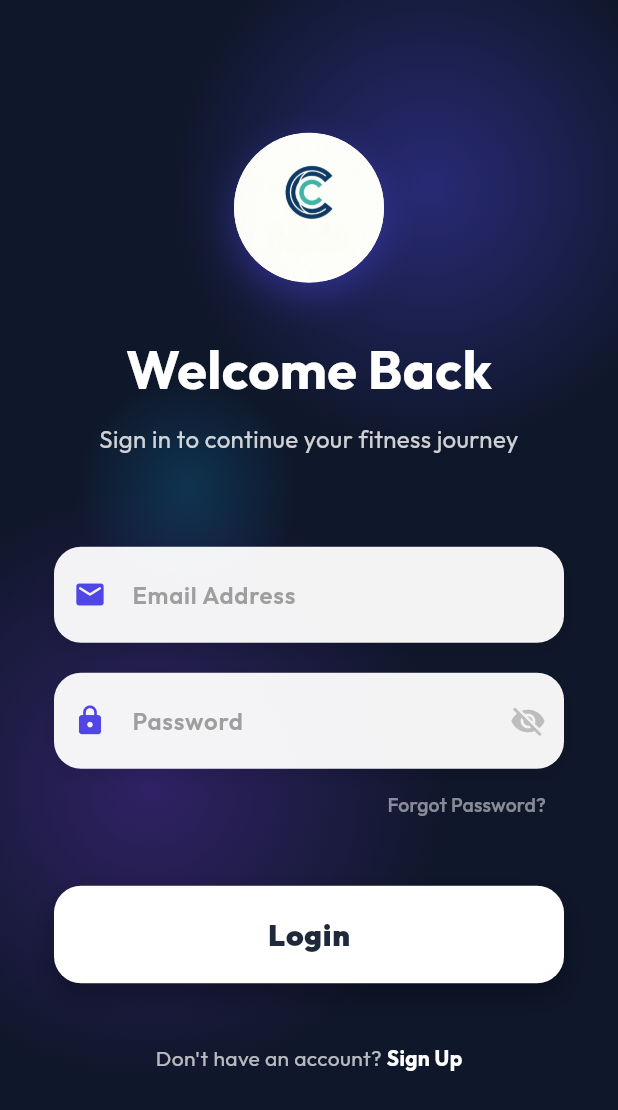
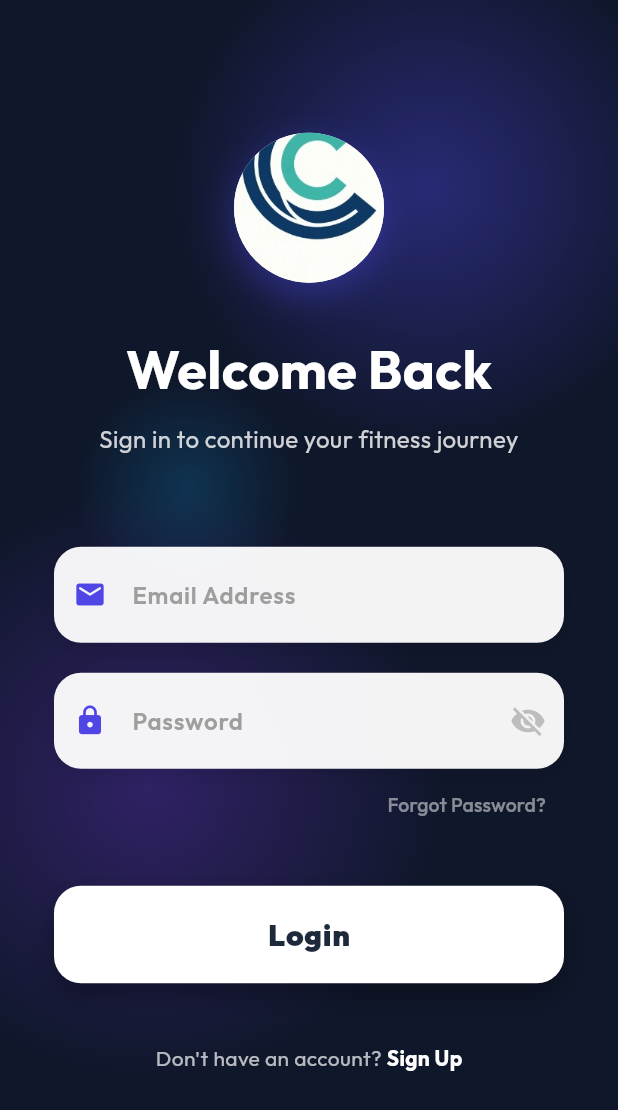
Before and after one commit to ELFarri/crown-health-mobile, a Flutter app: the screen it shows after launch, on a phone screen of 412 x 824 dp. Shown: the top 1110 px of the screen. Run offline on Flutter 3.47's test engine with Material 3 defaults, Android fonts, the phone set to English and light mode, and no system bars; our stand-ins replace fl_chart, flutter_local_notifications, google_fonts, google_generative_ai, image_picker, shared_preferences and 1 more; missing offline and left inert: mobile_scanner.

Commit message:
fix: increase logo zoom scale to 2.8

```diff
--- a/lib/screens/auth/login_screen.dart
+++ b/lib/screens/auth/login_screen.dart
@@ -175,12 +175,12 @@ class _LoginScreenState extends State<LoginScreen> {
         ),
         child: ClipOval(
           child: Transform.scale(
-            scale: 1.8,
+            scale: 2.8,
             child: Image.asset(
               'images/app_logo.jpg',
               width: 100,
               height: 100,
-              fit: BoxFit.contain,
+              fit: BoxFit.cover,
             ),
           ),
         ),
--- a/lib/screens/splash_screen.dart
+++ b/lib/screens/splash_screen.dart
@@ -113,12 +113,12 @@ class _SplashScreenState extends State<SplashScreen>
                     ),
                     child: ClipOval(
                       child: Transform.scale(
-                        scale: 1.8,
+                        scale: 2.8,
                         child: Image.asset(
                           'images/app_logo.jpg',
                           width: 130,
                           height: 130,
-                          fit: BoxFit.contain,
+                          fit: BoxFit.cover,
                         ),
                       ),
                     ),
```
